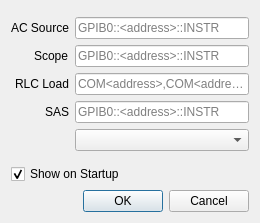
Above: ui/Devices_Dialog.ui from fsd16/One_Gui_To_Rule_Them_All before the change. Below: the same form after it.
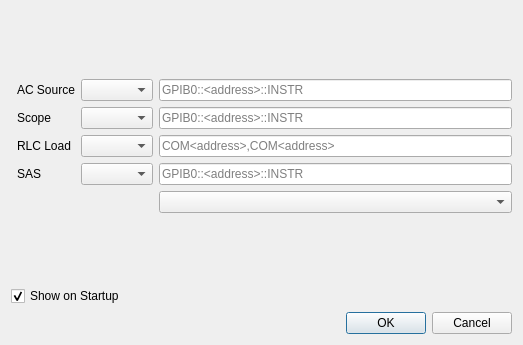
That is the form after the change.

Commit message: Added driver manues to startup dialog, unable to use inherritance for EquipmentDrivers class

Patch:
```diff
--- a/ui/Devices_Dialog.ui
+++ b/ui/Devices_Dialog.ui
@@ -6,136 +6,139 @@
    <rect>
     <x>0</x>
     <y>0</y>
-    <width>260</width>
-    <height>223</height>
+    <width>523</width>
+    <height>345</height>
    </rect>
   </property>
   <property name="windowTitle">
    <string>Device Connection</string>
   </property>
-  <layout class="QGridLayout" name="gridLayout">
-   <item row="4" column="0">
-    <widget class="QCheckBox" name="device_entry_startup">
-     <property name="text">
-      <string>Show on Startup</string>
-     </property>
-     <property name="checked">
-      <bool>true</bool>
-     </property>
-    </widget>
-   </item>
-   <item row="3" column="0">
-    <spacer name="verticalSpacer">
-     <property name="orientation">
-      <enum>Qt::Vertical</enum>
-     </property>
-     <property name="sizeHint" stdset="0">
-      <size>
-       <width>20</width>
-       <height>40</height>
-      </size>
-     </property>
-    </spacer>
-   </item>
-   <item row="0" column="0">
-    <spacer name="verticalSpacer_2">
-     <property name="orientation">
-      <enum>Qt::Vertical</enum>
-     </property>
-     <property name="sizeHint" stdset="0">
-      <size>
-       <width>20</width>
-       <height>40</height>
-      </size>
-     </property>
-    </spacer>
-   </item>
-   <item row="5" column="0">
-    <widget class="QDialogButtonBox" name="buttonBox">
-     <property name="orientation">
-      <enum>Qt::Horizontal</enum>
-     </property>
-     <property name="standardButtons">
-      <set>QDialogButtonBox::Cancel|QDialogButtonBox::Ok</set>
-     </property>
-    </widget>
-   </item>
-   <item row="2" column="0">
-    <layout class="QFormLayout" name="formLayout">
-     <property name="fieldGrowthPolicy">
-      <enum>QFormLayout::AllNonFixedFieldsGrow</enum>
-     </property>
-     <property name="labelAlignment">
-      <set>Qt::AlignRight|Qt::AlignTrailing|Qt::AlignVCenter</set>
-     </property>
-     <property name="formAlignment">
-      <set>Qt::AlignHCenter|Qt::AlignTop</set>
-     </property>
-     <item row="1" column="0">
+  <layout class="QGridLayout" name="gridLayout_2">
+   <item row="1" column="1">
+    <layout class="QGridLayout" name="gridLayout">
+     <item row="3" column="2">
+      <widget class="QLineEdit" name="sas_entry_device">
+       <property name="placeholderText">
+        <string>GPIB0::&lt;address&gt;::INSTR</string>
+       </property>
+      </widget>
+     </item>
+     <item row="0" column="0">
       <widget class="QLabel" name="label">
        <property name="text">
         <string>AC Source</string>
        </property>
       </widget>
      </item>
-     <item row="1" column="1">
-      <widget class="QLineEdit" name="ac_entry_device">
-       <property name="placeholderText">
-        <string>GPIB0::&lt;address&gt;::INSTR</string>
-       </property>
-      </widget>
-     </item>
      <item row="2" column="0">
+      <widget class="QLabel" name="label_3">
+       <property name="text">
+        <string>RLC Load</string>
+       </property>
+      </widget>
+     </item>
+     <item row="1" column="0">
       <widget class="QLabel" name="label_2">
        <property name="text">
         <string>Scope</string>
        </property>
       </widget>
      </item>
-     <item row="2" column="1">
-      <widget class="QLineEdit" name="scope_entry_device">
-       <property name="placeholderText">
-        <string>GPIB0::&lt;address&gt;::INSTR</string>
-       </property>
-      </widget>
-     </item>
      <item row="3" column="0">
-      <widget class="QLabel" name="label_3">
-       <property name="text">
-        <string>RLC Load</string>
-       </property>
-      </widget>
-     </item>
-     <item row="3" column="1">
-      <widget class="QLineEdit" name="rlc_entry_device">
-       <property name="placeholderText">
-        <string>COM&lt;address&gt;,COM&lt;address&gt;</string>
-       </property>
-      </widget>
-     </item>
-     <item row="4" column="0">
       <widget class="QLabel" name="label_4">
        <property name="text">
         <string>SAS</string>
        </property>
       </widget>
      </item>
-     <item row="4" column="1">
-      <widget class="QLineEdit" name="sas_entry_device">
-       <property name="placeholderText">
-        <string>GPIB0::&lt;address&gt;::INSTR</string>
-       </property>
-      </widget>
-     </item>
-     <item row="5" column="1">
+     <item row="4" column="2">
       <widget class="QComboBox" name="sas_menu_config">
        <property name="placeholderText">
         <string>Cluster Config</string>
        </property>
       </widget>
      </item>
+     <item row="1" column="2">
+      <widget class="QLineEdit" name="scope_entry_device">
+       <property name="placeholderText">
+        <string>GPIB0::&lt;address&gt;::INSTR</string>
+       </property>
+      </widget>
+     </item>
+     <item row="0" column="2">
+      <widget class="QLineEdit" name="ac_entry_device">
+       <property name="placeholderText">
+        <string>GPIB0::&lt;address&gt;::INSTR</string>
+       </property>
+      </widget>
+     </item>
+     <item row="2" column="2">
+      <widget class="QLineEdit" name="rlc_entry_device">
+       <property name="placeholderText">
+        <string>COM&lt;address&gt;,COM&lt;address&gt;</string>
+       </property>
+      </widget>
+     </item>
+     <item row="0" column="1">
+      <widget class="QComboBox" name="ac_menu_driver"/>
+     </item>
+     <item row="1" column="1">
+      <widget class="QComboBox" name="scope_menu_driver"/>
+     </item>
+     <item row="2" column="1">
+      <widget class="QComboBox" name="rlc_menu_driver"/>
+     </item>
+     <item row="3" column="1">
+      <widget class="QComboBox" name="sas_menu_driver"/>
+     </item>
     </layout>
    </item>
+   <item row="3" column="0" colspan="2">
+    <widget class="QCheckBox" name="device_entry_startup">
+     <property name="text">
+      <string>Show on Startup</string>
+     </property>
+     <property name="checked">
+      <bool>true</bool>
+     </property>
+    </widget>
+   </item>
+   <item row="4" column="0" colspan="2">
+    <widget class="QDialogButtonBox" name="buttonBox">
+     <property name="orientation">
+      <enum>Qt::Horizontal</enum>
+     </property>
+     <property name="standardButtons">
+      <set>QDialogButtonBox::Cancel|QDialogButtonBox::Ok</set>
+     </property>
+    </widget>
+   </item>
+   <item row="0" column="1">
+    <spacer name="verticalSpacer_2">
+     <property name="orientation">
+      <enum>Qt::Vertical</enum>
+     </property>
+     <property name="sizeHint" stdset="0">
+      <size>
+       <width>20</width>
+       <height>40</height>
+      </size>
+     </property>
+    </spacer>
+   </item>
+   <item row="2" column="1">
+    <spacer name="verticalSpacer">
+     <property name="orientation">
+      <enum>Qt::Vertical</enum>
+     </property>
+     <property name="sizeHint" stdset="0">
+      <size>
+       <width>20</width>
+       <height>40</height>
+      </size>
+     </property>
+    </spacer>
+   </item>
   </layout>
  </widget>
  <resources/>
```
The commit also changes 3 other files.
